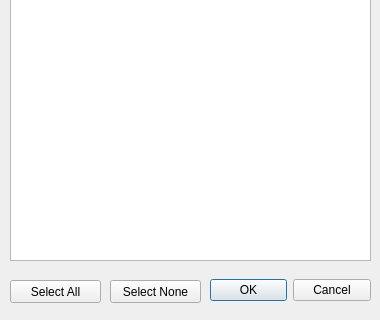
The window that ic/select_trinkets.ui (AeanSR/irecore2) describes before a commit, drawn with Qt 5; both pictures show x 0 to 380 and y 200 to 520 of the 380 by 520 pixel window.
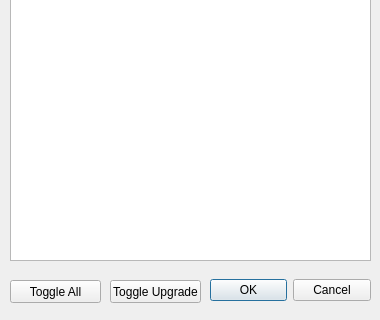
The same window after the commit.

What changed in the file:
```diff
--- a/ic/select_trinkets.ui
+++ b/ic/select_trinkets.ui
@@ -67,7 +67,7 @@
     </rect>
    </property>
    <property name="text">
-    <string>Select All</string>
+    <string>Toggle All</string>
    </property>
   </widget>
   <widget class="QPushButton" name="btnSelectNoneTrinkets">
@@ -80,7 +80,7 @@
     </rect>
    </property>
    <property name="text">
-    <string>Select None</string>
+    <string>Toggle Upgrade</string>
    </property>
   </widget>
  </widget>
```
Left out of the diff: 4 changed lines with no effect on the pictures.
